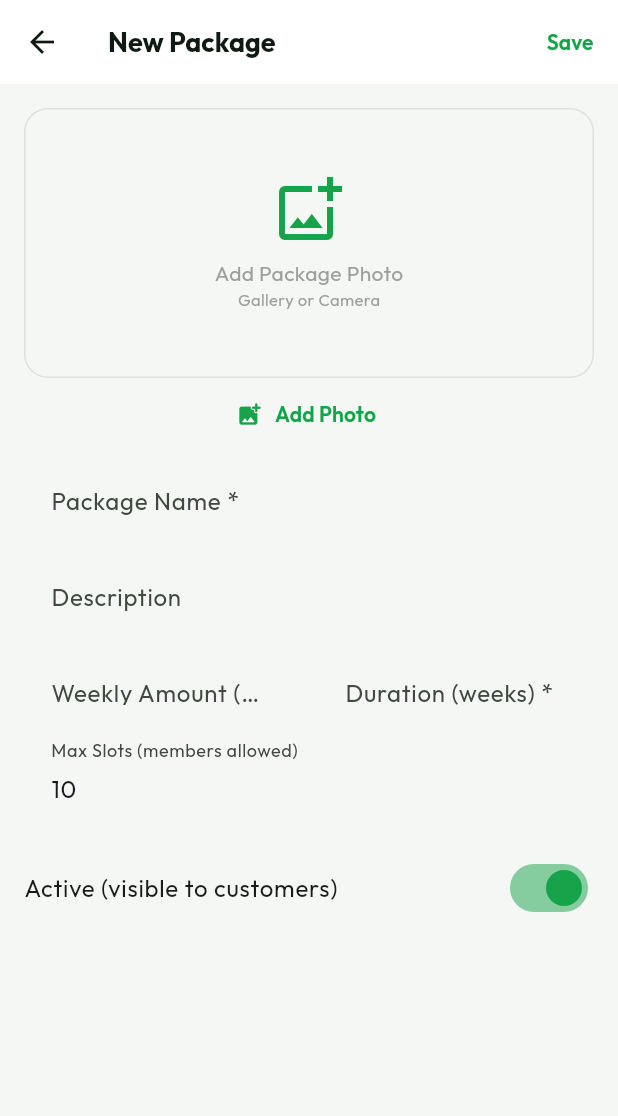
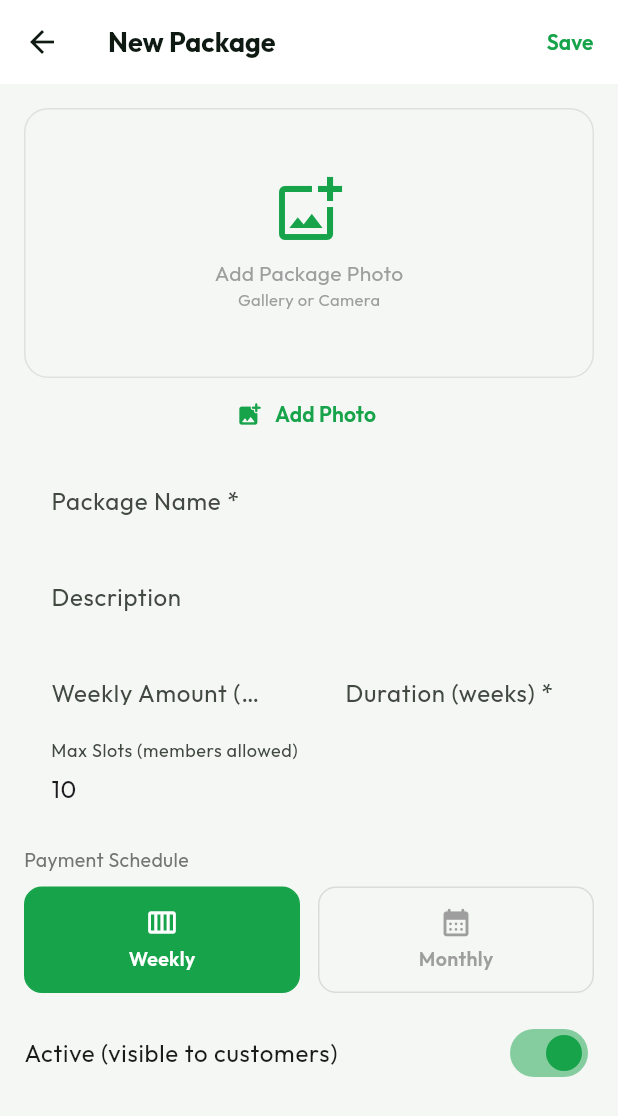
Before and after one commit to JedTipudan/gia-store, a Flutter app: the _PackageFormScreen screen opened directly, on a phone screen of 412 x 824 dp. Shown: the top 1116 px of the screen. Run offline on Flutter 3.47's test engine with Material 3 defaults, Android fonts, the phone set to English and light mode, and no system bars; our stand-ins replace google_fonts, image_picker, package_info_plus, share_plus, shared_preferences; accounts and stored records are empty; network calls fail.

Commit message:
Add Weekly/Monthly payment type to packages, dynamic schedule generation

```diff
--- a/mobile/lib/screens/packages_screen.dart
+++ b/mobile/lib/screens/packages_screen.dart
@@ -172,13 +172,18 @@ class _PackagesScreenState extends State<PackagesScreen> {
             // Stats row
             Row(children: [
               _statChip(Icons.payments_outlined,
-                  '${formatPeso(pkg['weeklyAmount'])}/wk', const Color(0xFF16a34a)),
+                  '${formatPeso(pkg['weeklyAmount'])}/${pkg['paymentType'] == 'MONTHLY' ? 'mo' : 'wk'}',
+                  const Color(0xFF16a34a)),
               const SizedBox(width: 8),
-              _statChip(Icons.calendar_today,
-                  '${pkg['durationWeeks']} wks', const Color(0xFF2563eb)),
+              _statChip(
+                  pkg['paymentType'] == 'MONTHLY'
+                      ? Icons.calendar_month_rounded
+                      : Icons.calendar_view_week_rounded,
+                  pkg['paymentType'] == 'MONTHLY' ? 'Monthly' : 'Weekly',
+                  const Color(0xFF2563eb)),
               const SizedBox(width: 8),
-              _statChip(Icons.account_balance_wallet_outlined,
-                  formatPeso(total), const Color(0xFF7c3aed)),
+              _statChip(Icons.format_list_numbered_rounded,
+                  '${pkg['durationWeeks']} periods', const Color(0xFF7c3aed)),
             ]),
             const SizedBox(height: 14),
             // Slots
@@ -252,6 +257,7 @@ class _PackageFormScreenState extends State<_PackageFormScreen> {
   bool _active = true;
   bool _loading = false;
   bool _uploading = false;
+  String _paymentType = 'WEEKLY'; // WEEKLY or MONTHLY
   String _imageUrl = '';
   File? _pickedImage;
 
@@ -266,6 +272,7 @@ class _PackageFormScreenState extends State<_PackageFormScreen> {
       _slots.text = widget.pkg!['maxSlots']?.toString() ?? '10';
       _imageUrl = widget.pkg!['imageUrl'] ?? '';
       _active = widget.pkg!['active'] ?? true;
+      _paymentType = widget.pkg!['paymentType'] ?? 'WEEKLY';
     } else {
       _slots.text = '10';
     }
@@ -331,6 +338,7 @@ class _PackageFormScreenState extends State<_PackageFormScreen> {
       'weeklyAmount': double.tryParse(_amount.text) ?? 0,
       'durationWeeks': int.tryParse(_weeks.text) ?? 0,
       'maxSlots': int.tryParse(_slots.text) ?? 10,
+      'paymentType': _paymentType,
       'imageUrl': _imageUrl, 'active': _active,
     };
     try {
@@ -413,14 +421,76 @@ class _PackageFormScreenState extends State<_PackageFormScreen> {
           _field(_name, 'Package Name *'),
           _field(_desc, 'Description'),
           Row(children: [
-            Expanded(child: _field(_amount, 'Weekly Amount (₱) *',
+            Expanded(child: _field(_amount,
+                _paymentType == 'MONTHLY' ? 'Monthly Amount (₱) *' : 'Weekly Amount (₱) *',
                 type: TextInputType.number)),
             const SizedBox(width: 12),
-            Expanded(child: _field(_weeks, 'Duration (weeks) *',
+            Expanded(child: _field(_weeks,
+                _paymentType == 'MONTHLY' ? 'Duration (months) *' : 'Duration (weeks) *',
                 type: TextInputType.number)),
           ]),
           _field(_slots, 'Max Slots (members allowed)',
               type: TextInputType.number),
+          // Payment type selector
+          Padding(padding: const EdgeInsets.only(bottom: 12),
+            child: Column(crossAxisAlignment: CrossAxisAlignment.start, children: [
+              Text('Payment Schedule', style: GoogleFonts.outfit(
+                  fontSize: 13, color: Colors.grey[600])),
+              const SizedBox(height: 8),
+              Row(children: [
+                Expanded(child: GestureDetector(
+                  onTap: () => setState(() => _paymentType = 'WEEKLY'),
+                  child: AnimatedContainer(
+                    duration: const Duration(milliseconds: 200),
+                    padding: const EdgeInsets.symmetric(vertical: 12),
+                    decoration: BoxDecoration(
+                      color: _paymentType == 'WEEKLY'
+                          ? const Color(0xFF16a34a)
+                          : Theme.of(context).brightness == Brightness.dark
+                              ? const Color(0xFF1E2E20) : const Color(0xFFF4F7F4),
+                      borderRadius: BorderRadius.circular(12),
+                      border: Border.all(
+                          color: _paymentType == 'WEEKLY'
+                              ? const Color(0xFF16a34a) : Colors.grey.withOpacity(0.3))),
+                    child: Column(children: [
+                      Icon(Icons.calendar_view_week_rounded,
+                          color: _paymentType == 'WEEKLY' ? Colors.white : Colors.grey,
+                          size: 22),
+                      const SizedBox(height: 4),
+                      Text('Weekly', style: GoogleFonts.outfit(
+                          fontWeight: FontWeight.w600, fontSize: 13,
+                          color: _paymentType == 'WEEKLY' ? Colors.white : Colors.grey)),
+                    ]),
+                  ),
+                )),
+                const SizedBox(width: 12),
+                Expanded(child: GestureDetector(
+                  onTap: () => setState(() => _paymentType = 'MONTHLY'),
+                  child: AnimatedContainer(
+                    duration: const Duration(milliseconds: 200),
+                    padding: const EdgeInsets.symmetric(vertical: 12),
+                    decoration: BoxDecoration(
+                      color: _paymentType == 'MONTHLY'
+                          ? const Color(0xFF16a34a)
+                          : Theme.of(context).brightness == Brightness.dark
+                              ? const Color(0xFF1E2E20) : const Color(0xFFF4F7F4),
+                      borderRadius: BorderRadius.circular(12),
+                      border: Border.all(
+                          color: _paymentType == 'MONTHLY'
+                              ? const Color(0xFF16a34a) : Colors.grey.withOpacity(0.3))),
+                    child: Column(children: [
+                      Icon(Icons.calendar_month_rounded,
+                          color: _paymentType == 'MONTHLY' ? Colors.white : Colors.grey,
+                          size: 22),
+                      const SizedBox(height: 4),
+                      Text('Monthly', style: GoogleFonts.outfit(
+                          fontWeight: FontWeight.w600, fontSize: 13,
+                          color: _paymentType == 'MONTHLY' ? Colors.white : Colors.grey)),
+                    ]),
+                  ),
+                )),
+              ]),
+            ])),
           if (total > 0)
             Container(
               width: double.infinity, padding: const EdgeInsets.all(14),
@@ -433,7 +503,7 @@ class _PackageFormScreenState extends State<_PackageFormScreen> {
                 const Icon(Icons.account_balance_wallet_outlined,
                     color: Color(0xFF16a34a), size: 18),
                 const SizedBox(width: 8),
-                Text('Total Package Value: ${formatPeso(total)}',
+                Text('Total Package Value: ${formatPeso(total)} (${int.tryParse(_weeks.text) ?? 0} ${_paymentType == 'MONTHLY' ? 'months' : 'weeks'})',
                     style: GoogleFonts.outfit(fontWeight: FontWeight.w600,
                         color: const Color(0xFF16a34a))),
               ])),
```
Also changed, not shown: mobile/lib/screens/customer/customer_packages.dart (+8 -5 lines), 2 other files.
